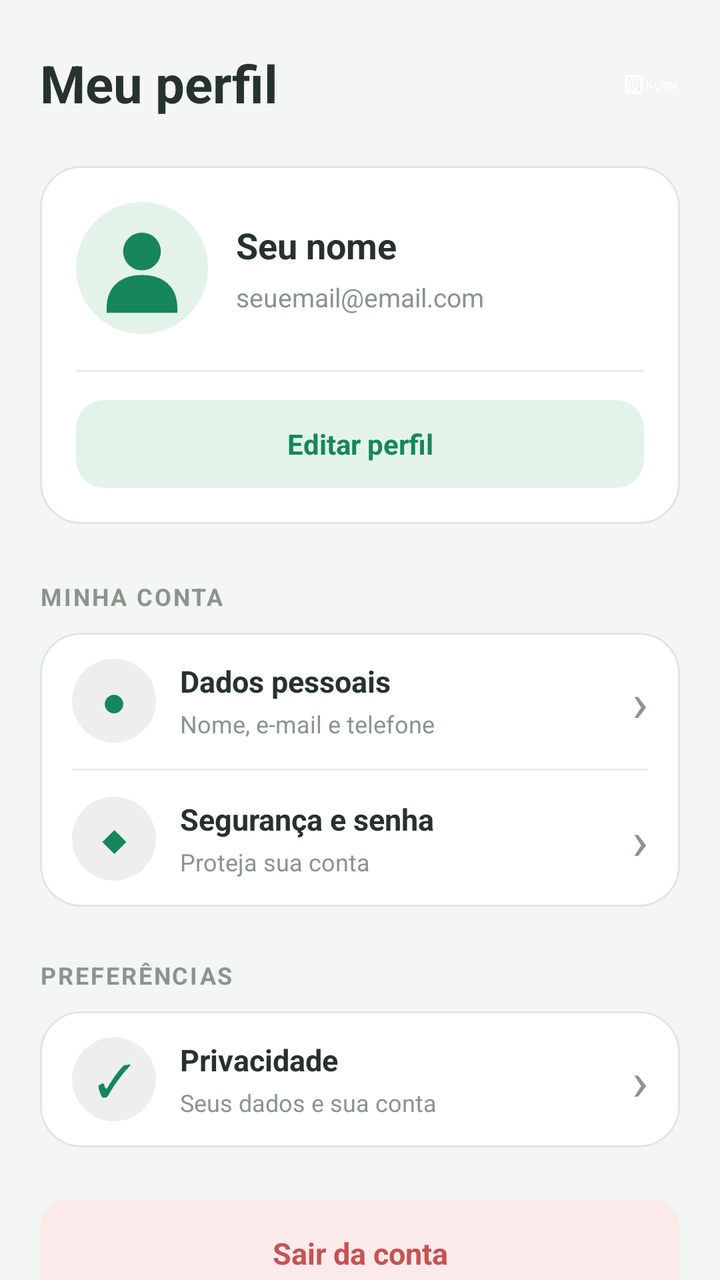
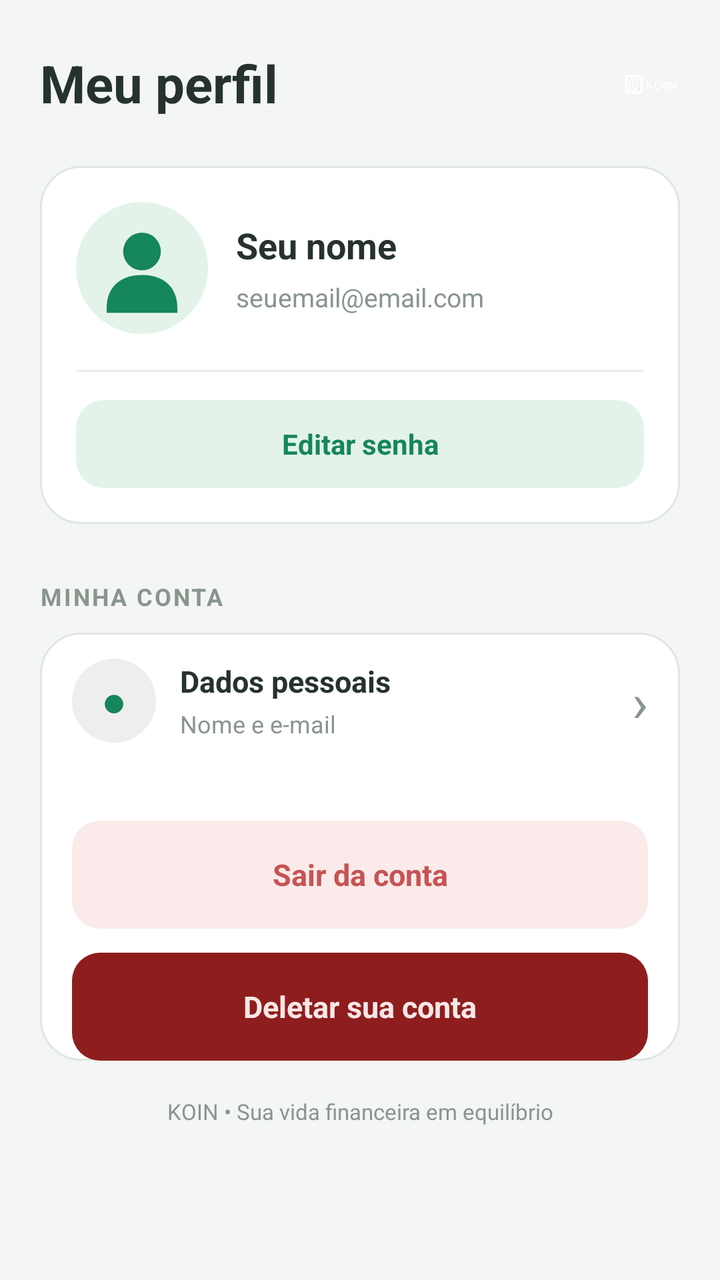

Before-and-after screenshots of an Android layout around one commit, followed by the original layout XML and the change that was made.
<!-- AndroidManifest.xml: application theme Theme.Koin -->
<!-- res/layout/activity_perfil.xml -->
<?xml version="1.0" encoding="utf-8"?>
<ScrollView xmlns:android="http://schemas.android.com/apk/res/android"
    android:id="@+id/main"
    android:layout_width="match_parent"
    android:layout_height="match_parent"
    android:background="#F3F6F4"
    android:fillViewport="true"
    android:scrollbars="none">

    <LinearLayout
        android:layout_width="match_parent"
        android:layout_height="wrap_content"
        android:orientation="vertical"
        android:paddingStart="20dp"
        android:paddingEnd="20dp"
        android:paddingTop="24dp"
        android:paddingBottom="28dp">

        <LinearLayout
            android:layout_width="match_parent"
            android:layout_height="wrap_content"
            android:gravity="center_vertical"
            android:orientation="horizontal"
            android:layout_marginBottom="24dp">

            <TextView
                android:layout_width="0dp"
                android:layout_height="wrap_content"
                android:layout_weight="1"
                android:text="Meu perfil"
                android:textColor="#26332C"
                android:textSize="26sp"
                android:textStyle="bold" />

            <ImageView
                android:layout_width="30dp"
                android:layout_height="30dp"
                android:src="@drawable/logo_transparente"
                android:contentDescription="Logo KOIN"
                android:scaleType="fitCenter" />

        </LinearLayout>

        <LinearLayout
            android:layout_width="match_parent"
            android:layout_height="wrap_content"
            android:orientation="vertical"
            android:padding="18dp"
            android:background="@drawable/bg_card_perfil"
            android:layout_marginBottom="28dp">

            <LinearLayout
                android:layout_width="match_parent"
                android:layout_height="wrap_content"
                android:gravity="center_vertical"
                android:orientation="horizontal">

                <ImageView
                    android:id="@+id/imgFotoPerfil"
                    android:layout_width="66dp"
                    android:layout_height="66dp"
                    android:src="@drawable/icone_perfil"
                    android:contentDescription="Foto do perfil"
                    android:scaleType="centerCrop" />

                <LinearLayout
                    android:layout_width="0dp"
                    android:layout_height="wrap_content"
                    android:layout_weight="1"
                    android:orientation="vertical"
                    android:layout_marginStart="14dp">

                    <TextView
                        android:id="@+id/tvNomePerfil"
                        android:layout_width="match_parent"
                        android:layout_height="wrap_content"
                        android:text="Seu nome"
                        android:textColor="#26332C"
                        android:textSize="18sp"
                        android:textStyle="bold"
                        android:maxLines="1"
                        android:ellipsize="end" />

                    <TextView
                        android:id="@+id/tvEmailPerfil"
                        android:layout_width="match_parent"
                        android:layout_height="wrap_content"
                        android:layout_marginTop="5dp"
                        android:text="seuemail@email.com"
                        android:textColor="#89958D"
                        android:textSize="13sp"
                        android:maxLines="1"
                        android:ellipsize="end" />

                </LinearLayout>

            </LinearLayout>

            <View
                android:layout_width="match_parent"
                android:layout_height="1dp"
                android:layout_marginTop="18dp"
                android:layout_marginBottom="14dp"
                android:background="#E8EDE9" />

            <TextView
                android:id="@+id/btEditarPerfil"
                android:layout_width="match_parent"
                android:layout_height="44dp"
                android:background="@drawable/bg_botao_editar_perfil"
                android:gravity="center"
                android:text="Editar perfil"
                android:textColor="#16865B"
                android:textSize="14sp"
                android:textStyle="bold" />

        </LinearLayout>

        <TextView
            android:layout_width="match_parent"
            android:layout_height="wrap_content"
            android:text="MINHA CONTA"
            android:textColor="#89958D"
            android:textSize="12sp"
            android:textStyle="bold"
            android:letterSpacing="0.08"
            android:layout_marginBottom="10dp" />

        <LinearLayout
            android:layout_width="match_parent"
            android:layout_height="wrap_content"
            android:orientation="vertical"
            android:background="@drawable/bg_card_perfil"
            android:paddingStart="16dp"
            android:paddingEnd="16dp">

            <LinearLayout
                android:layout_width="match_parent"
                android:layout_height="68dp"
                android:gravity="center_vertical"
                android:orientation="horizontal">

                <TextView
                    android:layout_width="42dp"
                    android:layout_height="42dp"
                    android:background="@drawable/bg_icone_perfil"
                    android:gravity="center"
                    android:text="●"
                    android:textColor="#16865B"
                    android:textSize="21sp" />

                <LinearLayout
                    android:layout_width="0dp"
                    android:layout_height="wrap_content"
                    android:layout_weight="1"
                    android:orientation="vertical"
                    android:layout_marginStart="12dp">

                    <TextView
                        android:layout_width="match_parent"
                        android:layout_height="wrap_content"
                        android:text="Dados pessoais"
                        android:textColor="#26332C"
                        android:textSize="15sp"
                        android:textStyle="bold" />

                    <TextView
                        android:layout_width="match_parent"
                        android:layout_height="wrap_content"
                        android:layout_marginTop="3dp"
                        android:text="Nome, e-mail e telefone"
                        android:textColor="#89958D"
                        android:textSize="12sp" />

                </LinearLayout>

                <TextView
                    android:layout_width="wrap_content"
                    android:layout_height="wrap_content"
                    android:text="›"
                    android:textColor="#89958D"
                    android:textSize="27sp" />

            </LinearLayout>

            <View
                android:layout_width="match_parent"
                android:layout_height="1dp"
                android:background="#E8EDE9" />

            <LinearLayout
                android:layout_width="match_parent"
                android:layout_height="68dp"
                android:gravity="center_vertical"
                android:orientation="horizontal">

                <TextView
                    android:layout_width="42dp"
                    android:layout_height="42dp"
                    android:background="@drawable/bg_icone_perfil"
                    android:gravity="center"
                    android:text="◆"
                    android:textColor="#16865B"
                    android:textSize="20sp" />

                <LinearLayout
                    android:layout_width="0dp"
                    android:layout_height="wrap_content"
                    android:layout_weight="1"
                    android:orientation="vertical"
                    android:layout_marginStart="12dp">

                    <TextView
                        android:layout_width="match_parent"
                        android:layout_height="wrap_content"
                        android:text="Segurança e senha"
                        android:textColor="#26332C"
                        android:textSize="15sp"
                        android:textStyle="bold" />

                    <TextView
                        android:layout_width="match_parent"
                        android:layout_height="wrap_content"
                        android:layout_marginTop="3dp"
                        android:text="Proteja sua conta"
                        android:textColor="#89958D"
                        android:textSize="12sp" />

                </LinearLayout>

                <TextView
                    android:layout_width="wrap_content"
                    android:layout_height="wrap_content"
                    android:text="›"
                    android:textColor="#89958D"
                    android:textSize="27sp" />

            </LinearLayout>

        </LinearLayout>

        <TextView
            android:layout_width="match_parent"
            android:layout_height="wrap_content"
            android:text="PREFERÊNCIAS"
            android:textColor="#89958D"
            android:textSize="12sp"
            android:textStyle="bold"
            android:letterSpacing="0.08"
            android:layout_marginTop="26dp"
            android:layout_marginBottom="10dp" />

        <LinearLayout
            android:layout_width="match_parent"
            android:layout_height="wrap_content"
            android:orientation="vertical"
            android:background="@drawable/bg_card_perfil"
            android:paddingStart="16dp"
            android:paddingEnd="16dp">

            <LinearLayout
                android:layout_width="match_parent"
                android:layout_height="68dp"
                android:gravity="center_vertical"
                android:orientation="horizontal">

                <TextView
                    android:layout_width="42dp"
                    android:layout_height="42dp"
                    android:background="@drawable/bg_icone_perfil"
                    android:gravity="center"
                    android:text="✓"
                    android:textColor="#16865B"
                    android:textSize="22sp" />

                <LinearLayout
                    android:layout_width="0dp"
                    android:layout_height="wrap_content"
                    android:layout_weight="1"
                    android:orientation="vertical"
                    android:layout_marginStart="12dp">

                    <TextView
                        android:layout_width="match_parent"
                        android:layout_height="wrap_content"
                        android:text="Privacidade"
                        android:textColor="#26332C"
                        android:textSize="15sp"
                        android:textStyle="bold" />

                    <TextView
                        android:layout_width="match_parent"
                        android:layout_height="wrap_content"
                        android:layout_marginTop="3dp"
                        android:text="Seus dados e sua conta"
                        android:textColor="#89958D"
                        android:textSize="12sp" />

                </LinearLayout>

                <TextView
                    android:layout_width="wrap_content"
                    android:layout_height="wrap_content"
                    android:text="›"
                    android:textColor="#89958D"
                    android:textSize="27sp" />

            </LinearLayout>

        </LinearLayout>

        <TextView
            android:id="@+id/btSairConta"
            android:layout_width="match_parent"
            android:layout_height="54dp"
            android:layout_marginTop="26dp"
            android:background="@drawable/bg_sair_perfil"
            android:gravity="center"
            android:text="Sair da conta"
            android:textColor="#C65353"
            android:textSize="15sp"
            android:textStyle="bold" />

        <TextView
            android:layout_width="match_parent"
            android:layout_height="wrap_content"
            android:layout_marginTop="18dp"
            android:gravity="center"
            android:text="KOIN • Sua vida financeira em equilíbrio"
            android:textColor="#89958D"
            android:textSize="11sp" />

    </LinearLayout>
</ScrollView>
<!-- resources referenced by this layout -->
<resources>
  <!-- drawable bg_botao_editar_perfil (drawable) -->
  <?xml version="1.0" encoding="utf-8"?>
  <shape xmlns:android="http://schemas.android.com/apk/res/android">
      <solid android:color="#E3F3E9" />
      <corners android:radius="14dp" />
  </shape>
  <!-- drawable bg_card_perfil (drawable) -->
  <?xml version="1.0" encoding="utf-8"?>
  <shape xmlns:android="http://schemas.android.com/apk/res/android">
      <solid android:color="#FFFFFF" />
      <corners android:radius="20dp" />
      <stroke android:width="1dp" android:color="#E0E7E1" />
  </shape>
  <!-- drawable bg_icone_perfil (drawable) -->
  <?xml version="1.0" encoding="utf-8"?>
  <shape xmlns:android="http://schemas.android.com/apk/res/android" android:shape="oval">
      <solid android:color="#EEEEEE" />
  </shape>
  <!-- drawable bg_sair_perfil (drawable) -->
  <?xml version="1.0" encoding="utf-8"?>
  <shape xmlns:android="http://schemas.android.com/apk/res/android">
      <solid android:color="#FBEAEA" />
      <corners android:radius="14dp" />
  </shape>
  <!-- drawable icone_perfil (drawable) -->
  <vector xmlns:android="http://schemas.android.com/apk/res/android"
      android:width="56dp"
      android:height="56dp"
      android:viewportWidth="56"
      android:viewportHeight="56">
  
      <path
          android:fillColor="#E3F3E9"
          android:pathData="M28,0 A28,28 0,1 0,28 56 A28,28 0,1 0,28 0" />
  
      <path
          android:fillColor="#16865B"
          android:pathData="M28,13 A8,8 0,1 0,28 29 A8,8 0,1 0,28 13" />
  
      <path
          android:fillColor="#16865B"
          android:pathData="M13,45 C13,36 19,31 28,31 C37,31 43,36 43,45 L43,47 L13,47 Z" />
  
  </vector>
  <!-- drawable logo_transparente: png bitmap (drawable, 373523 bytes) -->
  <style name="Theme.Koin" parent="Base.Theme.Koin" />
  <style name="Base.Theme.Koin" parent="Theme.Material3.DayNight.NoActionBar">
          
          
      </style>
</resources>

<!-- the commit's change to res/layout/activity_perfil.xml (unified diff, before → after) -->
@@ -104,12 +104,12 @@
                 android:background="#E8EDE9" />
 
             <TextView
-                android:id="@+id/btEditarPerfil"
+                android:id="@+id/btEditarSenha"
                 android:layout_width="match_parent"
                 android:layout_height="44dp"
                 android:background="@drawable/bg_botao_editar_perfil"
                 android:gravity="center"
-                android:text="Editar perfil"
+                android:text="Editar senha"
                 android:textColor="#16865B"
                 android:textSize="14sp"
                 android:textStyle="bold" />
@@ -135,6 +135,7 @@
             android:paddingEnd="16dp">
 
             <LinearLayout
+                android:id="@+id/llDadosPessoais"
                 android:layout_width="match_parent"
                 android:layout_height="68dp"
                 android:gravity="center_vertical"
@@ -152,9 +153,9 @@
                 <LinearLayout
                     android:layout_width="0dp"
                     android:layout_height="wrap_content"
+                    android:layout_marginStart="12dp"
                     android:layout_weight="1"
-                    android:orientation="vertical"
-                    android:layout_marginStart="12dp">
+                    android:orientation="vertical">
 
                     <TextView
                         android:layout_width="match_parent"
@@ -168,7 +169,7 @@
                         android:layout_width="match_parent"
                         android:layout_height="wrap_content"
                         android:layout_marginTop="3dp"
-                        android:text="Nome, e-mail e telefone"
+                        android:text="Nome e e-mail"
                         android:textColor="#89958D"
                         android:textSize="12sp" />
 
@@ -183,143 +184,31 @@
 
             </LinearLayout>
 
-            <View
-                android:layout_width="match_parent"
-                android:layout_height="1dp"
-                android:background="#E8EDE9" />
-
-            <LinearLayout
-                android:layout_width="match_parent"
-                android:layout_height="68dp"
-                android:gravity="center_vertical"
-                android:orientation="horizontal">
-
-                <TextView
-                    android:layout_width="42dp"
-                    android:layout_height="42dp"
-                    android:background="@drawable/bg_icone_perfil"
-                    android:gravity="center"
-                    android:text="◆"
-                    android:textColor="#16865B"
-                    android:textSize="20sp" />
-
-                <LinearLayout
-                    android:layout_width="0dp"
-                    android:layout_height="wrap_content"
-                    android:layout_weight="1"
-                    android:orientation="vertical"
-                    android:layout_marginStart="12dp">
-
-                    <TextView
-                        android:layout_width="match_parent"
-                        android:layout_height="wrap_content"
-                        android:text="Segurança e senha"
-                        android:textColor="#26332C"
-                        android:textSize="15sp"
-                        android:textStyle="bold" />
-
-                    <TextView
-                        android:layout_width="match_parent"
-                        android:layout_height="wrap_content"
-                        android:layout_marginTop="3dp"
-                        android:text="Proteja sua conta"
-                        android:textColor="#89958D"
-                        android:textSize="12sp" />
-
-                </LinearLayout>
-
-                <TextView
-                    android:layout_width="wrap_content"
-                    android:layout_height="wrap_content"
-                    android:text="›"
-                    android:textColor="#89958D"
-                    android:textSize="27sp" />
-
-            </LinearLayout>
+            <TextView
+                android:id="@+id/btSairConta"
+                android:layout_width="match_parent"
+                android:layout_height="54dp"
+                android:layout_marginTop="26dp"
+                android:background="@drawable/bg_sair_perfil"
+                android:gravity="center"
+                android:text="Sair da conta"
+                android:textColor="#C65353"
+                android:textSize="15sp"
+                android:textStyle="bold" />
+
+            <TextView
+                android:id="@+id/btDeletarConta"
+                android:layout_width="match_parent"
+                android:layout_height="54dp"
+                android:layout_marginTop="12dp"
+                android:background="@drawable/bg_deletar_conta"
+                android:gravity="center"
+                android:text="Deletar sua conta"
+                android:textColor="#FAE7E7"
+                android:textSize="15sp"
+                android:textStyle="bold" />
 
         </LinearLayout>
-
-        <TextView
-            android:layout_width="match_parent"
-            android:layout_height="wrap_content"
-            android:text="PREFERÊNCIAS"
-            android:textColor="#89958D"
-            android:textSize="12sp"
-            android:textStyle="bold"
-            android:letterSpacing="0.08"
-            android:layout_marginTop="26dp"
-            android:layout_marginBottom="10dp" />
-
-        <LinearLayout
-            android:layout_width="match_parent"
-            android:layout_height="wrap_content"
-            android:orientation="vertical"
-            android:background="@drawable/bg_card_perfil"
-            android:paddingStart="16dp"
-            android:paddingEnd="16dp">
-
-            <LinearLayout
-                android:layout_width="match_parent"
-                android:layout_height="68dp"
-                android:gravity="center_vertical"
-                android:orientation="horizontal">
-
-                <TextView
-                    android:layout_width="42dp"
-                    android:layout_height="42dp"
-                    android:background="@drawable/bg_icone_perfil"
-                    android:gravity="center"
-                    android:text="✓"
-                    android:textColor="#16865B"
-                    android:textSize="22sp" />
-
-                <LinearLayout
-                    android:layout_width="0dp"
-                    android:layout_height="wrap_content"
-                    android:layout_weight="1"
-                    android:orientation="vertical"
-                    android:layout_marginStart="12dp">
-
-                    <TextView
-                        android:layout_width="match_parent"
-                        android:layout_height="wrap_content"
-                        android:text="Privacidade"
-                        android:textColor="#26332C"
-                        android:textSize="15sp"
-                        android:textStyle="bold" />
-
-                    <TextView
-                        android:layout_width="match_parent"
-                        android:layout_height="wrap_content"
-                        android:layout_marginTop="3dp"
-                        android:text="Seus dados e sua conta"
-                        android:textColor="#89958D"
-                        android:textSize="12sp" />
-
-                </LinearLayout>
-
-                <TextView
-                    android:layout_width="wrap_content"
-                    android:layout_height="wrap_content"
-                    android:text="›"
-                    android:textColor="#89958D"
-                    android:textSize="27sp" />
-
-            </LinearLayout>
-
-        </LinearLayout>
-
-        <TextView
-            android:id="@+id/btSairConta"
-            android:layout_width="match_parent"
-            android:layout_height="54dp"
-            android:layout_marginTop="26dp"
-            android:background="@drawable/bg_sair_perfil"
-            android:gravity="center"
-            android:text="Sair da conta"
-            android:textColor="#C65353"
-            android:textSize="15sp"
-            android:textStyle="bold" />
 
         <TextView
             android:layout_width="match_parent"
@@ -331,4 +220,5 @@
             android:textSize="11sp" />
 
     </LinearLayout>
+
 </ScrollView>
<!-- resource entries referenced after the edit -->
@@ -12,6 +12,12 @@
       <solid android:color="#FFFFFF" />
       <corners android:radius="20dp" />
       <stroke android:width="1dp" android:color="#E0E7E1" />
+  </shape>
+  <!-- drawable bg_deletar_conta (drawable) -->
+  <?xml version="1.0" encoding="utf-8"?>
+  <shape xmlns:android="http://schemas.android.com/apk/res/android">
+      <solid android:color="#8E1E1E" />
+      <corners android:radius="14dp" />
   </shape>
   <!-- drawable bg_icone_perfil (drawable) -->
   <?xml version="1.0" encoding="utf-8"?>
